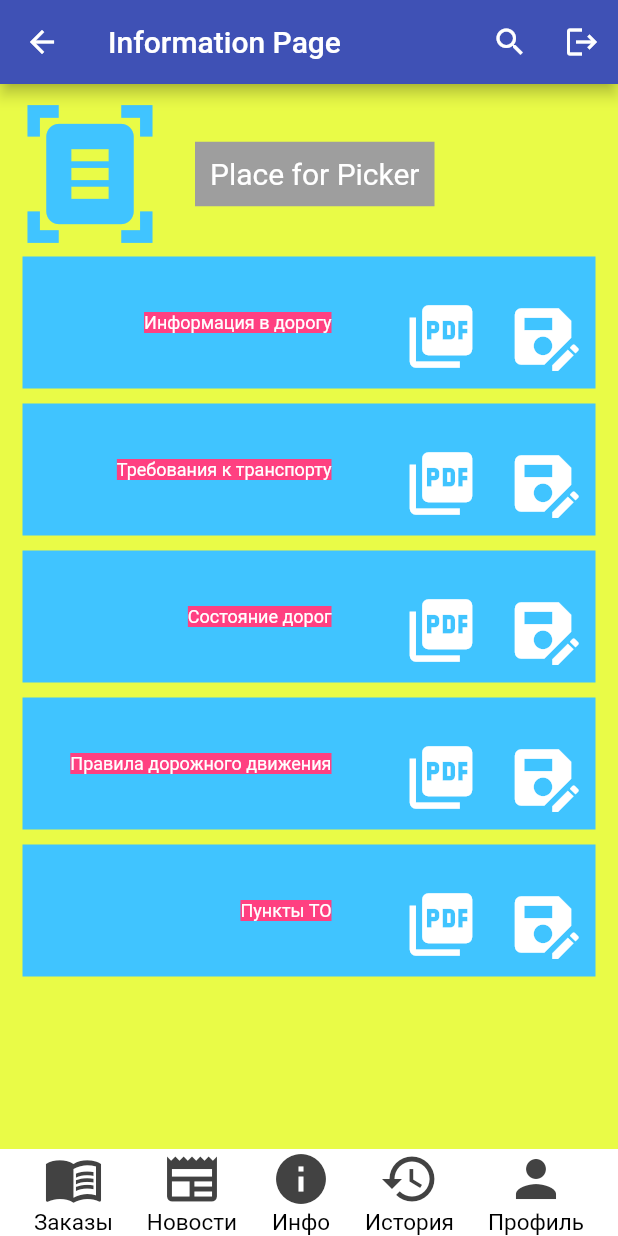
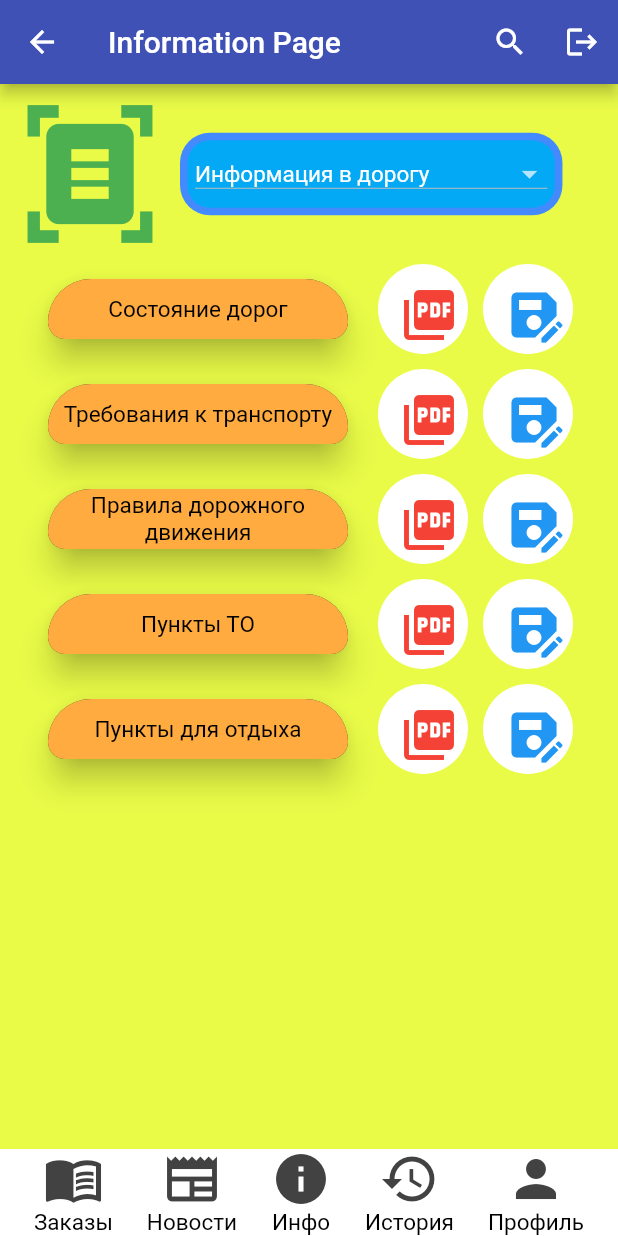
Before and after one commit to 1gnoramus/all_logistics, a Flutter app: the InfoPage screen opened by its route, on a phone screen of 412 x 824 dp. Run offline on Flutter 3.47's test engine with Material 2 defaults, Android fonts, the light colour scheme and no system bars; our stand-ins replace cloud_firestore, firebase_auth, firebase_core, modal_progress_hud; accounts and stored records are empty.

Commit message:
'InfoPageUpdate'

```diff
--- a/lib/components/constants.dart
+++ b/lib/components/constants.dart
@@ -24,3 +24,31 @@ const kTextFieldInputDecoration = InputDecoration(
     borderSide: BorderSide.none,
   ),
 );
+
+const List<String> foldersList = [
+  'Информация в дорогу',
+  'Шаблоны сопроводительных \n документов',
+  'Разное'
+];
+
+const List<String> roadInfoFolder = [
+  'Состояние дорог',
+  'Требования к транспорту',
+  'Правила дорожного движения',
+  'Пункты ТО',
+  'Пункты для отдыха'
+];
+
+const List<String> docsExamplesFolder = [
+  'Пример накладной',
+  'Шаблон путевого листа',
+  'Товарно-транспортная накладная',
+  'Инвойс',
+];
+const List<String> stuffFolder = [
+  'Журнал от KazNews 06.02.1988',
+  'Журнал от KazNews 22.12.2018',
+  'Брошюра от Merch 06.02.1988',
+  'Газета от KazMagaz 06.02.1988',
+  'Сканворд "Дед"',
+];
--- a/lib/main_pages/info_page.dart
+++ b/lib/main_pages/info_page.dart
@@ -2,6 +2,7 @@ import 'package:flutter/material.dart';
 import 'package:all_log/welcome_pages/welcome_page.dart';
 import 'package:firebase_auth/firebase_auth.dart';
 import 'package:all_log/components/bottom_data.dart';
+import 'package:all_log/components/constants.dart';
 
 class InfoPage extends StatefulWidget {
   static String id = 'info_page';
@@ -11,6 +12,52 @@ class InfoPage extends StatefulWidget {
 
 class _InfoPageState extends State<InfoPage> {
   final _auth = FirebaseAuth.instance;
+  String selectedFolder = 'Информация в дорогу';
+
+  List<DocumentationPiece> docsList = [];
+  List<String> currentFolder = [];
+
+  DropdownButton<String> androidDropdown() {
+    List<DropdownMenuItem<String>> dropdownItems = [];
+    for (String folder in foldersList) {
+      var newItem = DropdownMenuItem(
+        child: Text(
+          folder,
+          style: TextStyle(fontSize: 15.0),
+        ),
+        value: folder,
+      );
+      dropdownItems.add(newItem);
+    }
+
+    return DropdownButton<String>(
+      dropdownColor: Colors.blue,
+      value: selectedFolder,
+      items: dropdownItems,
+      onChanged: (value) {
+        setState(() {
+          if (value == 'Информация в дорогу') {
+            docsList.clear();
+            currentFolder = roadInfoFolder;
+          } else if (value == 'Шаблоны сопроводительных \n документов') {
+            docsList.clear();
+
+            currentFolder = docsExamplesFolder;
+          } else if (value == 'Разное') {
+            docsList.clear();
+            currentFolder = stuffFolder;
+          }
+          selectedFolder = value!;
+        });
+      },
+    );
+  }
+
+  @override
+  void initState() {
+    currentFolder = roadInfoFolder;
+    super.initState();
+  }
 
   @override
   Widget build(BuildContext context) {
@@ -46,52 +93,48 @@ class _InfoPageState extends State<InfoPage> {
                       Icon(
                         Icons.document_scanner,
                         size: 100.0,
-                        color: Colors.lightBlueAccent,
+                        color: Colors.green,
                       ),
                       SizedBox(
-                        width: 20.0,
+                        width: 10.0,
                       ),
                       Container(
-                        padding: EdgeInsets.all(10.0),
-                        color: Colors.grey,
-                        child: Text(
-                          'Place for Picker',
-                          style: TextStyle(fontSize: 20.0),
+                        padding: EdgeInsets.all(5.0),
+                        decoration: BoxDecoration(
+                            color: Colors.blueAccent,
+                            borderRadius:
+                                BorderRadius.all(Radius.circular(20.0))),
+                        child: Container(
+                          padding: EdgeInsets.all(5.0),
+                          height: 45.0,
+                          alignment: Alignment.center,
+                          decoration: BoxDecoration(
+                            color: Colors.lightBlue,
+                            borderRadius: BorderRadius.all(
+                              Radius.circular(15.0),
+                            ),
+                          ),
+                          child: androidDropdown(),
                         ),
                       ),
                     ],
                   ),
                   Expanded(
-                    child: ListView(
-                      children: [
-                        DocumentationPiece(
-                          title: 'Информация в дорогу',
+                    child: ListView.builder(
+                      itemCount: currentFolder.length,
+                      itemBuilder: (BuildContext context, int index) {
+                        for (var doc in currentFolder) {
+                          final docPiece = DocumentationPiece(
+                            title: doc,
                             onTapDoc: () {},
                             onTapPdf: () {},
+                          );
+                          docsList.add(docPiece);
+                        }
+                        return docsList[index];
+                      },
                     ),
-                        DocumentationPiece(
-                          title: 'Требования к транспорту',
-                          onTapDoc: () {},
-                          onTapPdf: () {},
                   ),
-                        DocumentationPiece(
-                          title: 'Состояние дорог',
-                          onTapDoc: () {},
-                          onTapPdf: () {},
-                        ),
-                        DocumentationPiece(
-                          title: 'Правила дорожного движения',
-                          onTapDoc: () {},
-                          onTapPdf: () {},
-                        ),
-                        DocumentationPiece(
-                          title: 'Пункты ТО',
-                          onTapDoc: () {},
-                          onTapPdf: () {},
-                        ),
-                      ],
-                    ),
-                  )
                 ],
               ),
             ),
@@ -114,40 +157,66 @@ class DocumentationPiece extends StatelessWidget {
   @override
   Widget build(BuildContext context) {
     return Container(
-      color: Colors.lightBlueAccent,
-      margin: EdgeInsets.all(5.0),
-      padding: EdgeInsets.all(20.0),
+      padding: EdgeInsets.only(right: 20.0, top: 10.0),
       child: Row(
         mainAxisAlignment: MainAxisAlignment.end,
         crossAxisAlignment: CrossAxisAlignment.center,
         children: [
-          Container(
-            color: Colors.pinkAccent,
+          Material(
+            borderRadius: BorderRadius.vertical(
+              top: Radius.circular(50.0),
+              bottom: Radius.circular(20.0),
+            ),
+            elevation: 8.0,
+            child: Container(
+              width: 200.0,
+              height: 40.0,
+              decoration: BoxDecoration(
+                borderRadius: BorderRadius.vertical(
+                    top: Radius.circular(50.0), bottom: Radius.circular(20.0)),
+                color: Colors.orangeAccent,
+              ),
+              child: Center(
                 child: Text(
                   '$title',
                   textAlign: TextAlign.center,
-              style: TextStyle(fontSize: 12.0),
+                  style: TextStyle(
+                    fontSize: 15.0,
+                    color: Colors.black,
                   ),
                 ),
-          SizedBox(
-            width: 40.0,
               ),
-          IconButton(
-            onPressed: onTapPdf,
-            icon: Icon(
-              Icons.picture_as_pdf,
-              size: 50.0,
             ),
           ),
           SizedBox(
             width: 20.0,
           ),
-          IconButton(
+          CircleAvatar(
+            backgroundColor: Colors.white,
+            child: IconButton(
+              onPressed: onTapPdf,
+              icon: Icon(
+                Icons.picture_as_pdf,
+                size: 40.0,
+                color: Colors.red,
+              ),
+            ),
+            maxRadius: 30.0,
+          ),
+          SizedBox(
+            width: 10.0,
+          ),
+          CircleAvatar(
+            backgroundColor: Colors.white,
+            child: IconButton(
               onPressed: onTapDoc,
               icon: Icon(
                 Icons.save_as,
-              size: 50.0,
+                size: 40.0,
+                color: Colors.blue,
               ),
+            ),
+            maxRadius: 30.0,
           ),
         ],
       ),
--- a/lib/main_pages/order_page.dart
+++ b/lib/main_pages/order_page.dart
@@ -50,9 +50,6 @@ class _OrderPageState extends State<OrderPage> {
     getCurrentUser();
   }
 
-  List<Widget> urgOrderKeeper = [];
-  List<Widget> comOrderKeeper = [];
-
   @override
   Widget build(BuildContext context) {
     return Scaffold(
@@ -78,7 +75,7 @@ class _OrderPageState extends State<OrderPage> {
             children: [
               OrderType(
                 Colors.red,
-                'Срочные()',
+                'Срочные: (0)',
               ),
               GestureDetector(
                 onTap: () async {
@@ -130,7 +127,7 @@ class _OrderPageState extends State<OrderPage> {
             children: [
               OrderType(
                 Colors.green,
-                'Обычные (${comOrderKeeper.length})',
+                'Обычные : (0)',
               ),
               GestureDetector(
                 onTap: () async {
--- a/pubspec.yaml
+++ b/pubspec.yaml
@@ -16,6 +16,7 @@ dependencies:
   firebase_auth: ^3.6.2
   cloud_firestore: ^3.4.3
   modal_progress_hud: ^0.1.3
+  provider: ^6.0.3
 
 
 
```
Also changed, not shown: lib/components/order_info.dart (+8 -0 lines), pubspec.lock. Lines whose indentation alone changed are shown as unchanged.
